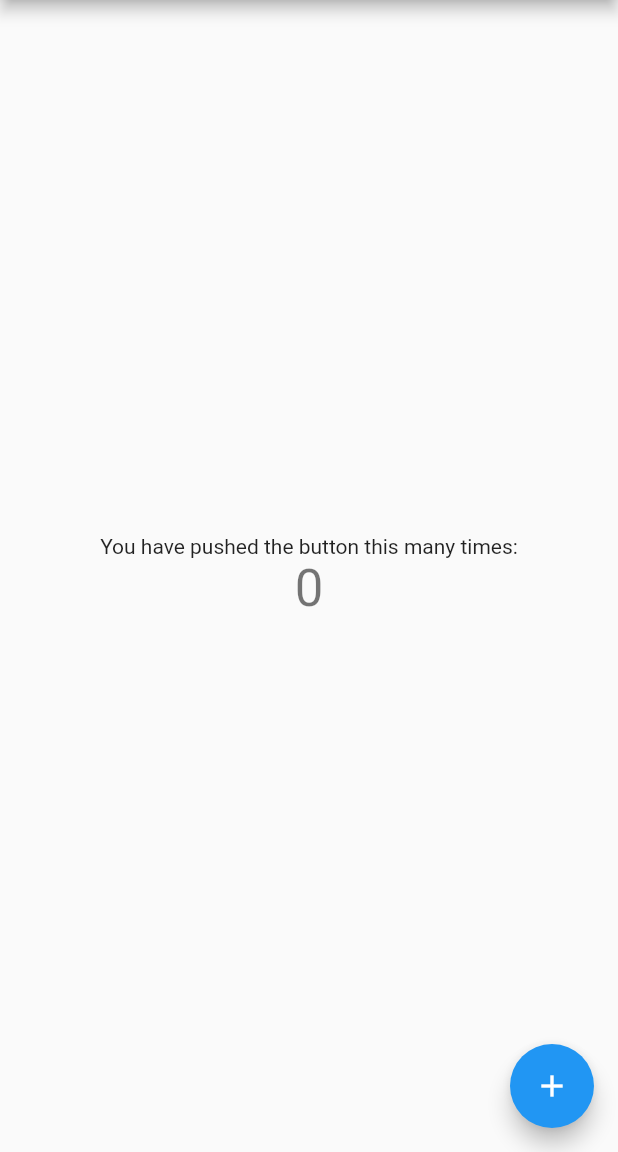
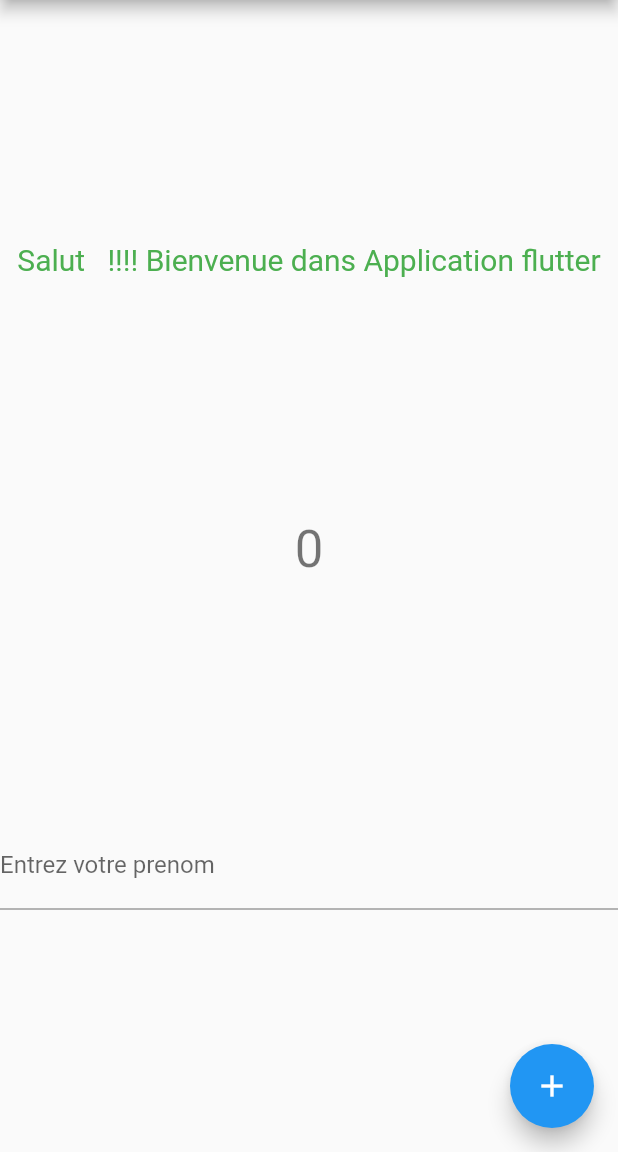
Before and after one commit to lionelkouame/flutter_training, a Flutter app: the screen it shows after launch, on a phone screen of 412 x 824 dp, the part 84-1236 px from its top. Run offline on Flutter 3.47's test engine with Material 2 defaults, Android fonts, the phone set to English and light mode, and no system bars.

Commit message:
[#1] - Add text field and add new style.

```diff
--- a/lib/main.dart
+++ b/lib/main.dart
@@ -45,6 +45,7 @@ class MyHomePage extends StatefulWidget {
 
 class _MyHomePageState extends State<MyHomePage> {
   int _counter = 0;
+  String name = "";
 
   void _incrementCounter() {
     setState(() {
@@ -89,15 +90,32 @@ class _MyHomePageState extends State<MyHomePage> {
           // center the children vertically; the main axis here is the vertical
           // axis because Columns are vertical (the cross axis would be
           // horizontal).
-          mainAxisAlignment: MainAxisAlignment.center,
+          mainAxisAlignment: MainAxisAlignment.spaceEvenly,
           children: <Widget>[
             Text(
-              'You have pushed the button this many times:',
+              'Salut  $name !!!! Bienvenue dans Application flutter',
+              textAlign: TextAlign.center,
+              style: new TextStyle(
+                color: Colors.green,
+                fontSize: 20,
+              ),
             ),
             Text(
               '$_counter',
               style: Theme.of(context).textTheme.display1,
             ),
+            TextField(
+              onChanged: (String string) {
+              },
+              onSubmitted: (String string){
+                setState(() {
+                  name = string;
+                });
+              },
+              decoration: new InputDecoration(
+                labelText: "Entrez votre prenom"
+              ),
+            )
           ],
         ),
       ),
```
